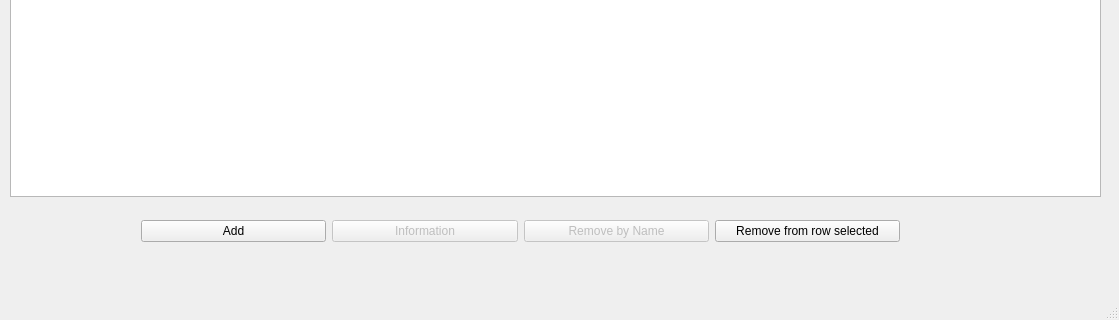
First picture: the form in customerlist.ui, repository JaredRauch/Cyber-Dragon-Repository, before the edit; both pictures show x 0 to 1119 and y 321 to 641 of the 1119 by 641 pixel window.
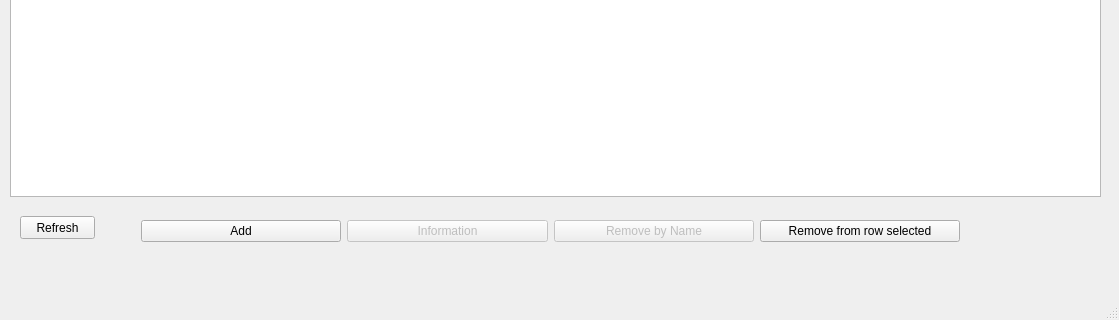
Second picture: the form after the edit.

Diff of the .ui file:
```diff
--- a/customerlist.ui
+++ b/customerlist.ui
@@ -50,7 +50,7 @@
      <rect>
       <x>130</x>
       <y>510</y>
-      <width>781</width>
+      <width>841</width>
       <height>51</height>
      </rect>
     </property>
@@ -94,6 +94,19 @@
      </item>
     </layout>
    </widget>
+   <widget class="QPushButton" name="pushButton">
+    <property name="geometry">
+     <rect>
+      <x>20</x>
+      <y>520</y>
+      <width>75</width>
+      <height>23</height>
+     </rect>
+    </property>
+    <property name="text">
+     <string>Refresh</string>
+    </property>
+   </widget>
   </widget>
   <widget class="QToolBar" name="mainToolBar">
    <attribute name="toolBarArea">
```
